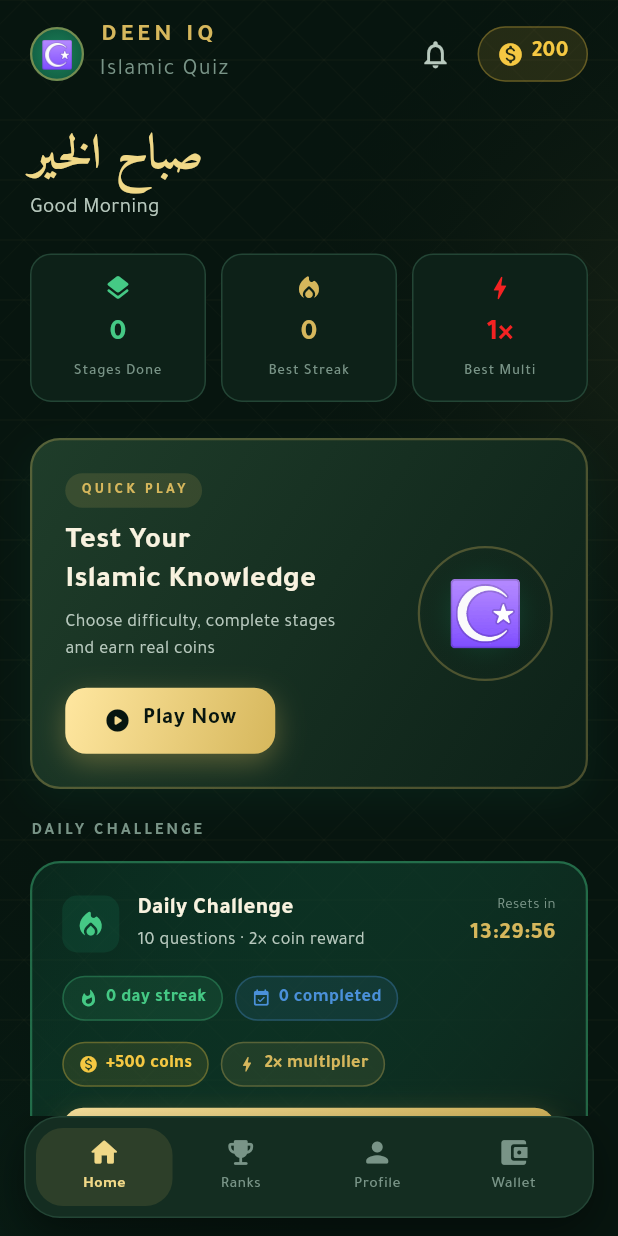
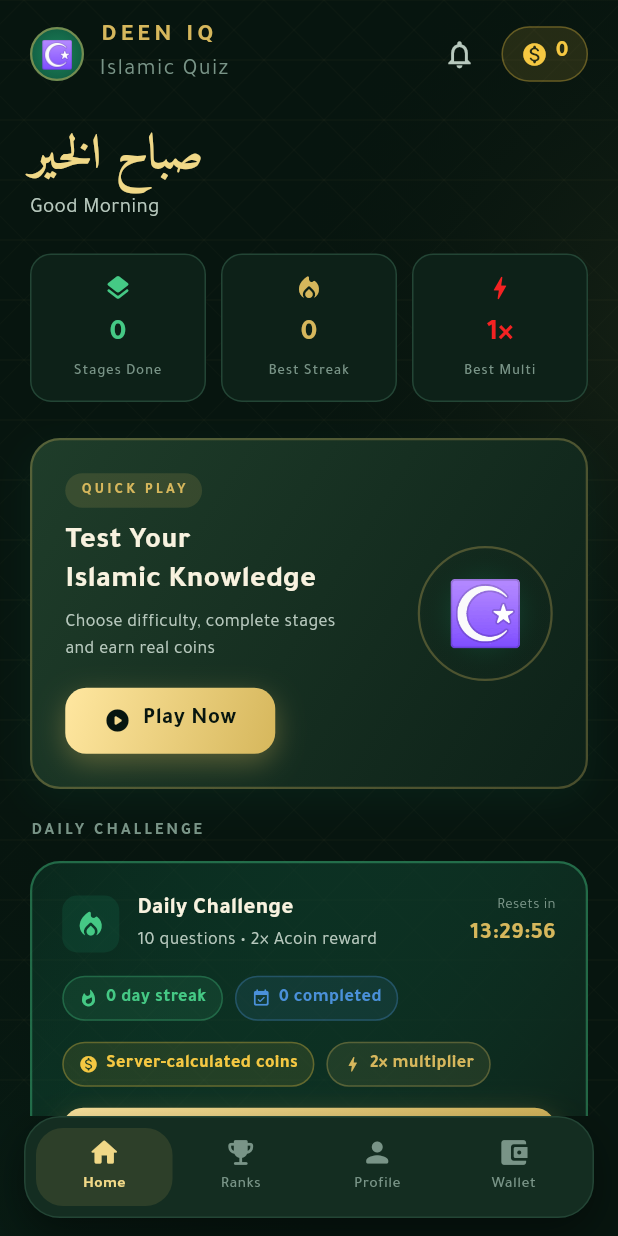
Before and after one commit to Academykw/deen_islamic_quiz, a Flutter app: the HomeScreen screen opened by its route, after a tap on the "notifications" icon, on a phone screen of 412 x 824 dp. Run offline on Flutter 3.47's test engine with Material 3 defaults, Android fonts, the phone set to English and light mode, and no system bars; our stand-ins replace audioplayers, cloud_firestore, firebase_auth, firebase_core, flutter_animate, flutter_riverpod and 3 more; accounts and stored records are empty.

Commit message:
adding quiz features

```diff
--- a/lib/data/models/daily_challenge.dart
+++ b/lib/data/models/daily_challenge.dart
@@ -1,5 +1,4 @@
 import 'package:cloud_firestore/cloud_firestore.dart';
-
 
 class DailyChallenge {
   const DailyChallenge({
@@ -35,8 +34,7 @@ class DailyChallenge {
   factory DailyChallenge.fromMap(Map<String, dynamic> map) {
     return DailyChallenge(
       date: map['date'] ?? '',
-      questionIds: List<String>.from(
-          map['questionIds'] ?? []),
+      questionIds: List<String>.from(map['questionIds'] ?? []),
       isCompleted: map['isCompleted'] ?? false,
       score: map['score'] ?? 0,
       coinsEarned: map['coinsEarned'] ?? 0,
@@ -64,7 +62,7 @@ class DailyChallenge {
 
   /// Today's date key
   static String todayKey() {
-    final now = DateTime.now();
+    final now = DateTime.now().toUtc();
     return '${now.year}-'
         '${now.month.toString().padLeft(2, '0')}-'
         '${now.day.toString().padLeft(2, '0')}';
--- a/lib/features/home/widgets/daily_challenge_card.dart
+++ b/lib/features/home/widgets/daily_challenge_card.dart
@@ -7,20 +7,15 @@ import '../../../core/widgets/gold_button.dart';
 import '../../../state/daily_challenge_provider.dart';
 
 class DailyChallengeCard extends ConsumerStatefulWidget {
-  const DailyChallengeCard({
-    super.key,
-    required this.onTap,
-  });
+  const DailyChallengeCard({super.key, required this.onTap});
 
   final VoidCallback onTap;
 
   @override
-  ConsumerState<DailyChallengeCard> createState() =>
-      _DailyChallengeCardState();
+  ConsumerState<DailyChallengeCard> createState() => _DailyChallengeCardState();
 }
 
-class _DailyChallengeCardState
-    extends ConsumerState<DailyChallengeCard> {
+class _DailyChallengeCardState extends ConsumerState<DailyChallengeCard> {
   late Timer _timer;
   late Duration _timeLeft;
 
@@ -28,13 +23,11 @@ class _DailyChallengeCardState
   void initState() {
     super.initState();
     _timeLeft = _timeUntilMidnight();
-    _timer =
-        Timer.periodic(const Duration(seconds: 1), (_) {
-          if (mounted) {
-            setState(
-                    () => _timeLeft = _timeUntilMidnight());
-          }
-        });
+    _timer = Timer.periodic(const Duration(seconds: 1), (_) {
+      if (mounted) {
+        setState(() => _timeLeft = _timeUntilMidnight());
+      }
+    });
   }
 
   @override
@@ -44,18 +37,15 @@ class _DailyChallengeCardState
   }
 
   Duration _timeUntilMidnight() {
-    final now = DateTime.now();
-    final midnight =
-    DateTime(now.year, now.month, now.day + 1);
+    final now = DateTime.now().toUtc();
+    final midnight = DateTime.utc(now.year, now.month, now.day + 1);
     return midnight.difference(now);
   }
 
   String _format(Duration d) {
     final h = d.inHours.toString().padLeft(2, '0');
-    final m =
-    (d.inMinutes % 60).toString().padLeft(2, '0');
-    final s =
-    (d.inSeconds % 60).toString().padLeft(2, '0');
+    final m = (d.inMinutes % 60).toString().padLeft(2, '0');
+    final s = (d.inSeconds % 60).toString().padLeft(2, '0');
     return '$h:$m:$s';
   }
 
@@ -73,10 +63,7 @@ class _DailyChallengeCardState
         gradient: LinearGradient(
           colors: state.isCompleted
               ? [AppColors.darkPanel, AppColors.darkCard]
-              : [
-            AppColors.emerald.withOpacity(0.25),
-            AppColors.darkCard,
-          ],
+              : [AppColors.emerald.withValues(alpha: 0.25), AppColors.darkCard],
           begin: Alignment.topLeft,
           end: Alignment.bottomRight,
         ),
@@ -84,7 +71,7 @@ class _DailyChallengeCardState
         border: Border.all(
           color: state.isCompleted
               ? AppColors.darkBorder
-              : AppColors.emeraldLight.withOpacity(0.4),
+              : AppColors.emeraldLight.withValues(alpha: 0.4),
           width: 1.5,
         ),
       ),
@@ -101,16 +88,13 @@ class _DailyChallengeCardState
                   decoration: BoxDecoration(
                     color: state.isCompleted
                         ? AppColors.darkBorder
-                        : AppColors.emerald
-                        .withOpacity(0.3),
-                    borderRadius:
-                    BorderRadius.circular(10),
+                        : AppColors.emerald.withValues(alpha: 0.3),
+                    borderRadius: BorderRadius.circular(10),
                   ),
                   child: Icon(
                     state.isCompleted
                         ? Icons.check_circle_rounded
-                        : Icons
-                        .local_fire_department_rounded,
+                        : Icons.local_fire_department_rounded,
                     color: state.isCompleted
                         ? AppColors.textMuted
                         : AppColors.emeraldLight,
@@ -120,8 +104,7 @@ class _DailyChallengeCardState
                 const SizedBox(width: 12),
                 Expanded(
                   child: Column(
-                    crossAxisAlignment:
-                    CrossAxisAlignment.start,
+                    crossAxisAlignment: CrossAxisAlignment.start,
                     children: [
                       const Text(
                         'Daily Challenge',
@@ -134,8 +117,8 @@ class _DailyChallengeCardState
                       ),
                       Text(
                         state.isCompleted
-                            ? 'Completed today · Come back tomorrow'
-                            : '10 questions · 2× coin reward',
+                            ? 'Completed today • Come back tomorrow'
+                            : '10 questions • 2× Acoin reward',
                         style: const TextStyle(
                           fontFamily: 'Tajawal',
                           fontSize: 12,
@@ -148,8 +131,7 @@ class _DailyChallengeCardState
                 // Countdown timer
                 if (!state.isCompleted)
                   Column(
-                    crossAxisAlignment:
-                    CrossAxisAlignment.end,
+                    crossAxisAlignment: CrossAxisAlignment.end,
                     children: [
                       const Text(
                         'Resets in',
@@ -179,8 +161,7 @@ class _DailyChallengeCardState
               children: [
                 _StatChip(
                   icon: Icons.whatshot_rounded,
-                  label:
-                  '${state.dailyStreak} day streak',
+                  label: '${state.dailyStreak} day streak',
                   color: state.dailyStreak >= 7
                       ? AppColors.hard
                       : state.dailyStreak >= 3
@@ -190,8 +171,7 @@ class _DailyChallengeCardState
                 const SizedBox(width: 8),
                 _StatChip(
                   icon: Icons.event_available_rounded,
-                  label:
-                  '${state.totalCompleted} completed',
+                  label: '${state.totalCompleted} completed',
                   color: AppColors.lifelineBlue,
                 ),
               ],
@@ -205,7 +185,7 @@ class _DailyChallengeCardState
                 children: [
                   _RewardChip(
                     icon: Icons.monetization_on_rounded,
-                    label: '+500 coins',
+                    label: 'Server-calculated coins',
                     color: AppColors.coin,
                   ),
                   const SizedBox(width: 8),
@@ -232,9 +212,7 @@ class _DailyChallengeCardState
               const SizedBox(height: 14),
               _CompletedBanner(
                 score: state.todayChallenge?.score ?? 0,
-                coinsEarned:
-                state.todayChallenge?.coinsEarned ??
-                    0,
+                coinsEarned: state.todayChallenge?.coinsEarned ?? 0,
                 timeLeft: _format(_timeLeft),
               ),
             ],
@@ -259,13 +237,11 @@ class _StatChip extends StatelessWidget {
   @override
   Widget build(BuildContext context) {
     return Container(
-      padding: const EdgeInsets.symmetric(
-          horizontal: 10, vertical: 5),
+      padding: const EdgeInsets.symmetric(horizontal: 10, vertical: 5),
       decoration: BoxDecoration(
-        color: color.withOpacity(0.1),
+        color: color.withValues(alpha: 0.1),
         borderRadius: BorderRadius.circular(20),
-        border:
-        Border.all(color: color.withOpacity(0.3)),
+        border: Border.all(color: color.withValues(alpha: 0.3)),
       ),
       child: Row(
         mainAxisSize: MainAxisSize.min,
@@ -301,13 +277,11 @@ class _RewardChip extends StatelessWidget {
   @override
   Widget build(BuildContext context) {
     return Container(
-      padding: const EdgeInsets.symmetric(
-          horizontal: 10, vertical: 5),
+      padding: const EdgeInsets.symmetric(horizontal: 10, vertical: 5),
       decoration: BoxDecoration(
-        color: color.withOpacity(0.1),
+        color: color.withValues(alpha: 0.1),
         borderRadius: BorderRadius.circular(20),
-        border:
-        Border.all(color: color.withOpacity(0.3)),
+        border: Border.all(color: color.withValues(alpha: 0.3)),
       ),
       child: Row(
         mainAxisSize: MainAxisSize.min,
@@ -345,11 +319,11 @@ class _CompletedBanner extends StatelessWidget {
     return Container(
       padding: const EdgeInsets.all(12),
       decoration: BoxDecoration(
-        color: AppColors.emerald.withOpacity(0.08),
+        color: AppColors.emerald.withValues(alpha: 0.08),
         borderRadius: BorderRadius.circular(12),
         border: Border.all(
-            color: AppColors.emeraldLight
-                .withOpacity(0.3)),
+          color: AppColors.emeraldLight.withValues(alpha: 0.3),
+        ),
       ),
       child: Row(
         children: [
@@ -361,11 +335,10 @@ class _CompletedBanner extends StatelessWidget {
           const SizedBox(width: 10),
           Expanded(
             child: Column(
-              crossAxisAlignment:
-              CrossAxisAlignment.start,
+              crossAxisAlignment: CrossAxisAlignment.start,
               children: [
                 Text(
-                  'Score: $score/10 · Earned $coinsEarned coins',
+                  'Score: $score/10 • Earned $coinsEarned Acoins',
                   style: const TextStyle(
                     fontFamily: 'Tajawal',
                     fontSize: 13,
@@ -401,10 +374,7 @@ class _LoadingCard extends StatelessWidget {
         border: Border.all(color: AppColors.darkBorder),
       ),
       child: const Center(
-        child: CircularProgressIndicator(
-          color: AppColors.gold,
-          strokeWidth: 2,
-        ),
+        child: CircularProgressIndicator(color: AppColors.gold, strokeWidth: 2),
       ),
     );
   }
--- a/lib/state/coin_provider.dart
+++ b/lib/state/coin_provider.dart
@@ -1,51 +1,41 @@
+import 'dart:async';
+
+import 'package:cloud_firestore/cloud_firestore.dart';
+import 'package:firebase_auth/firebase_auth.dart';
 import 'package:flutter_riverpod/flutter_riverpod.dart';
-import 'package:shared_preferences/shared_preferences.dart';
 
-// ─────────────────────────────────────────────
-// COIN PROVIDER
-// Holds total coin balance, persists automatically
-// ─────────────────────────────────────────────
+/// Read-only view of the server wallet. The device never calculates, persists,
+/// or writes an authoritative balance.
+class CoinNotifier extends Notifier<int> {
+  StreamSubscription<User?>? _authSubscription;
+  StreamSubscription<DocumentSnapshot<Map<String, dynamic>>>?
+  _walletSubscription;
 
-class CoinNotifier extends Notifier<int> {
   @override
   int build() {
-    _loadCoins();
-    return 0; // Default until loaded
-  }
-
-  static const _key = 'deen_coins';
-
-  // ── Load saved balance ─────────────────────────
-  Future<void> _loadCoins() async {
-    final prefs = await SharedPreferences.getInstance();
-    state = prefs.getInt(_key) ?? 200; // Give 200 welcome coins
-  }
-
-  // ── Add coins (after correct answer / session) ─
-  Future<void> addCoins(int amount) async {
-    if (amount <= 0) return;
-    state = state + amount;
-    final prefs = await SharedPreferences.getInstance();
-    await prefs.setInt(_key, state);
-  }
-
-  // ── Spend coins (lifelines in Phase 2) ────────
-  Future<bool> spendCoins(int amount) async {
-    if (amount <= 0) return false;
-    if (state < amount) return false; // Not enough coins
-    state = state - amount;
-    final prefs = await SharedPreferences.getInstance();
-    await prefs.setInt(_key, state);
-    return true;
-  }
-
-  // ── Reset (testing only) ──────────────────────
-  Future<void> resetCoins() async {
-    state = 0;
-    final prefs = await SharedPreferences.getInstance();
-    await prefs.setInt(_key, 0);
+    _authSubscription = FirebaseAuth.instance.authStateChanges().listen((user) {
+      _walletSubscription?.cancel();
+      if (user == null) {
+        state = 0;
+        return;
+      }
+      _walletSubscription = FirebaseFirestore.instance
+          .collection('wallets')
+          .doc(user.uid)
+          .snapshots()
+          .listen((snapshot) {
+            final wallet = snapshot.data();
+            final earned = wallet?['balance'];
+            final bonus = wallet?['bonusBalance'];
+            state = (earned is int ? earned : 0) + (bonus is int ? bonus : 0);
+          });
+    });
+    ref.onDispose(() {
+      _authSubscription?.cancel();
+      _walletSubscription?.cancel();
+    });
+    return 0;
   }
 }
 
-/// Watch this in any widget that displays coin balance
 final coinProvider = NotifierProvider<CoinNotifier, int>(CoinNotifier.new);
```
Also changed, not shown: 1 other file.
